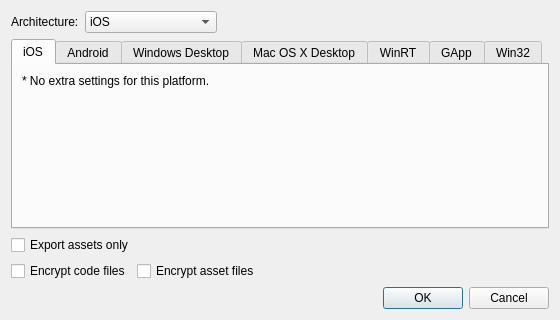
Before: the Qt Designer form ui/exportprojectdialog.ui in gideros/gideros, drawn with Qt 5.
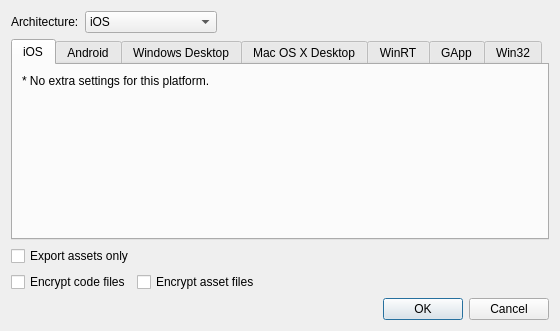
After: the same form once the commit is applied. The open tabs and pages were chosen to show the change.

Commit message: [studio] first tab selected by default on export

```diff
--- a/ui/exportprojectdialog.ui
+++ b/ui/exportprojectdialog.ui
@@ -7,7 +7,7 @@
     <x>0</x>
     <y>0</y>
     <width>560</width>
-    <height>320</height>
+    <height>331</height>
    </rect>
   </property>
   <property name="windowTitle">
```
Left out of the diff: 5 changed lines with no effect on the pictures. Lines whose indentation alone changed are shown as unchanged.
